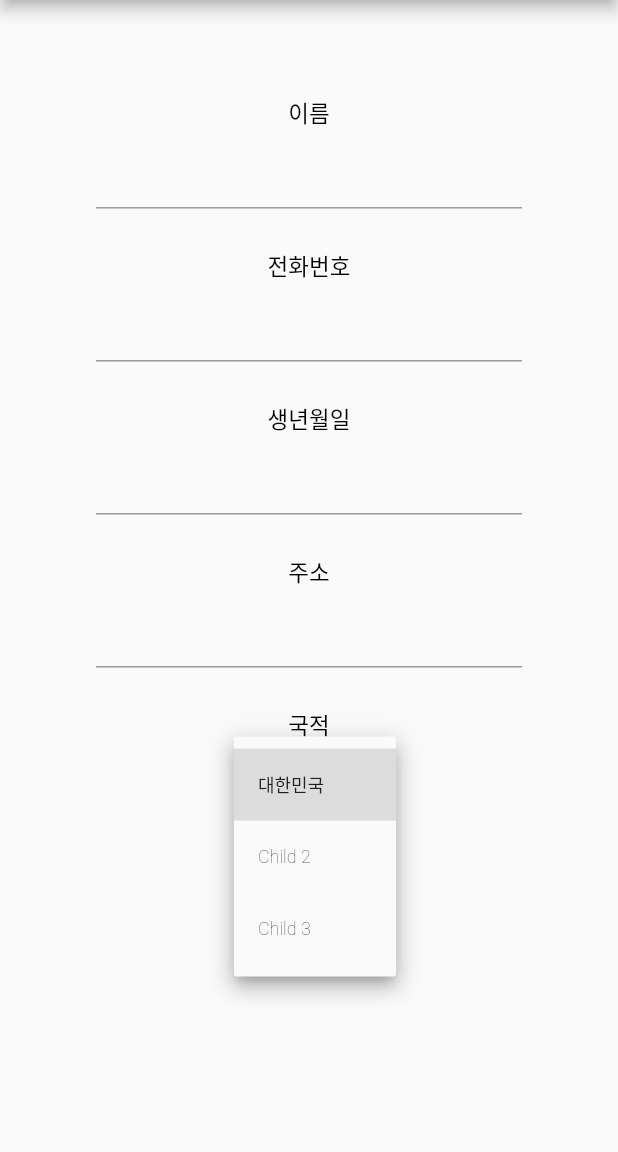
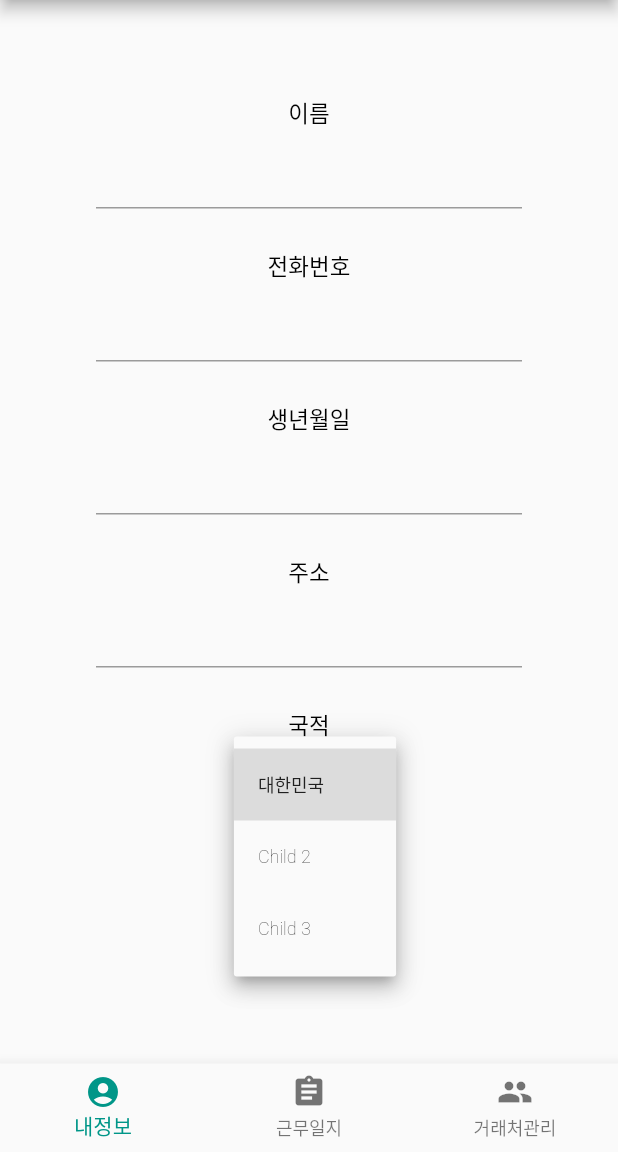
Before and after one commit to heejeongMin/dooromi-app, a Flutter app: the screen it shows after launch, after a tap on "대한민국", on a phone screen of 412 x 824 dp, the part 84-1236 px from its top. Run offline on Flutter 3.47's test engine with Material 2 defaults, Android fonts, the phone set to English and light mode, and no system bars.

```diff
--- a/lib/main.dart
+++ b/lib/main.dart
@@ -1,7 +1,10 @@
+import 'package:dooromi/Partner/page/PartnerListPage.dart';
+import 'package:dooromi/User/page/LoginPage.dart';
+import 'package:dooromi/Worklog/page/DateAndTimePage.dart';
 import 'package:flutter/material.dart';
 
 import 'User/page/JoinPage.dart';
-import 'Worklog/page/DateAndTimePage.dart';
+
 
 void main() {
   runApp(new MyApp());
@@ -16,8 +19,53 @@ class MyApp extends StatelessWidget {
       theme: new ThemeData(
         primarySwatch: Colors.teal,
       ),
-      // home: new DateAndTimePage(),
-      home: new JoinPage()
+      home: new MyHomePage()
     );
   }
 }
+
+class MyHomePage extends StatefulWidget {
+  @override
+  _MyHomePageState createState() => _MyHomePageState();
+}
+
+class _MyHomePageState extends State<MyHomePage> {
+  var _index = 0;
+  var _pages = [
+    JoinPage(),
+    DateAndTimePage(),
+    PartnerListPage(),
+  ];
+
+  @override
+  Widget build(BuildContext context) {
+    return DefaultTabController(
+        length: 3,
+        child: Scaffold(
+          body: _pages[_index],
+          bottomNavigationBar: BottomNavigationBar(
+            onTap: (index){
+              setState(() {
+                _index = index;
+              });
+            },
+            currentIndex: _index,
+            items: [
+              BottomNavigationBarItem(
+                  icon: Icon(Icons.account_circle),
+                  label: '내정보',
+              ),
+              BottomNavigationBarItem(
+                  icon: Icon(Icons.assignment),
+                  label: '근무일지'
+              ),
+              BottomNavigationBarItem(
+                  icon: Icon(Icons.people),
+                  label: '거래처관리'
+              ),
+            ],
+          ),
+        )
+    );
+  }
+}
```
